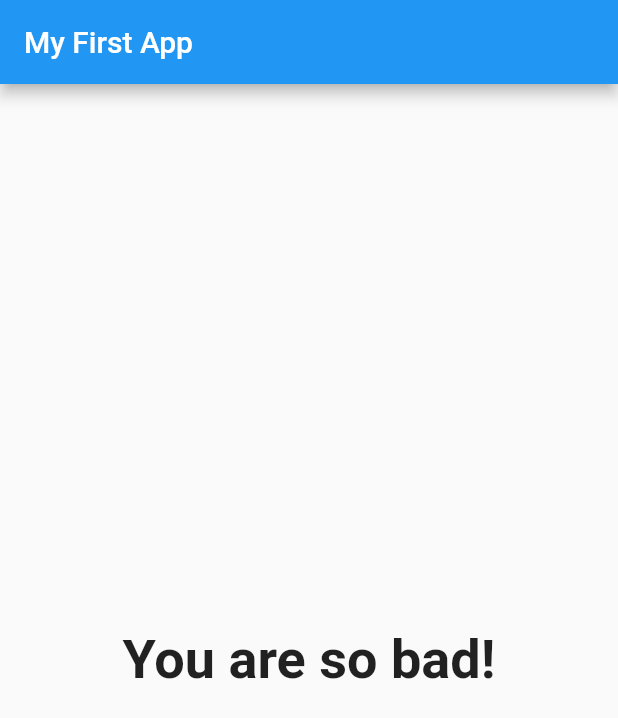
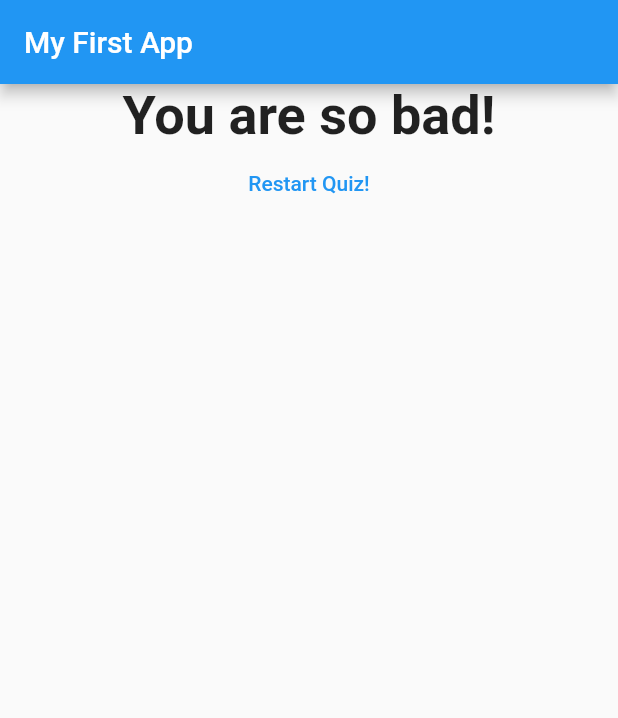
Before and after one commit to candidoalfilho/FlutterQuiz, a Flutter app: the screen it shows after launch, after a tap on "Black", after a tap on "Snake", after a tap on "Carl", on a phone screen of 412 x 824 dp. Shown: the top 718 px of the screen. Run offline on Flutter 3.47's test engine with Material 2 defaults, Android fonts, the light colour scheme and no system bars.

Commit message:
Resetting the Quiz

```diff
--- a/lib/main.dart
+++ b/lib/main.dart
@@ -49,6 +49,13 @@ class _MyAppState extends State<MyApp> {
   var _questionIndex = 0;
   var _totalScore = 0;
 
+  void _resetQuiz() {
+    setState(() {
+      _questionIndex = 0;
+      _totalScore = 0;
+    });
+  }
+
   void _answerQuestion(int score) {
     _totalScore += score;
 
@@ -77,7 +84,7 @@ class _MyAppState extends State<MyApp> {
                 questionIndex: _questionIndex,
                 questions: _questions,
               )
-            : Result(_totalScore),
+            : Result(_totalScore, _resetQuiz),
       ),
     );
   }
--- a/lib/result.dart
+++ b/lib/result.dart
@@ -2,8 +2,9 @@ import 'package:flutter/material.dart';
 
 class Result extends StatelessWidget {
   final int resultScore;
+  final Function resetHandler;
 
-  Result(this.resultScore);
+  Result(this.resultScore, this.resetHandler);
 
   String get resultPhrase {
     var resultText = 'You did it!';
@@ -22,7 +23,8 @@ class Result extends StatelessWidget {
   @override
   Widget build(BuildContext context) {
     return Center(
-      child: Text(
+      child: Column(children: [
+        Text(
           resultPhrase,
           style: TextStyle(
             fontSize: 36,
@@ -30,6 +32,14 @@ class Result extends StatelessWidget {
           ),
           textAlign: TextAlign.center,
         ),
+        TextButton(
+          child: Text('Restart Quiz!'),
+          style: ButtonStyle(
+            foregroundColor: MaterialStateProperty.all(Colors.blue),
+          ),
+          onPressed: resetHandler,
+        )
+      ]),
     );
   }
 }
```
Lines whose indentation alone changed are shown as unchanged.
